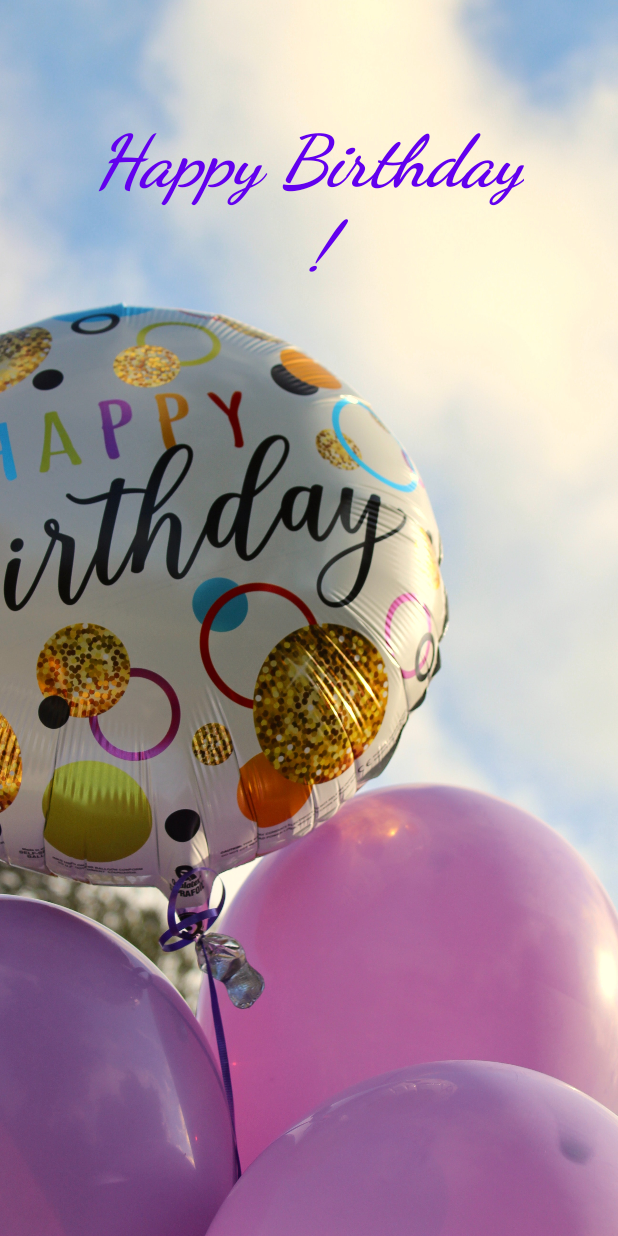
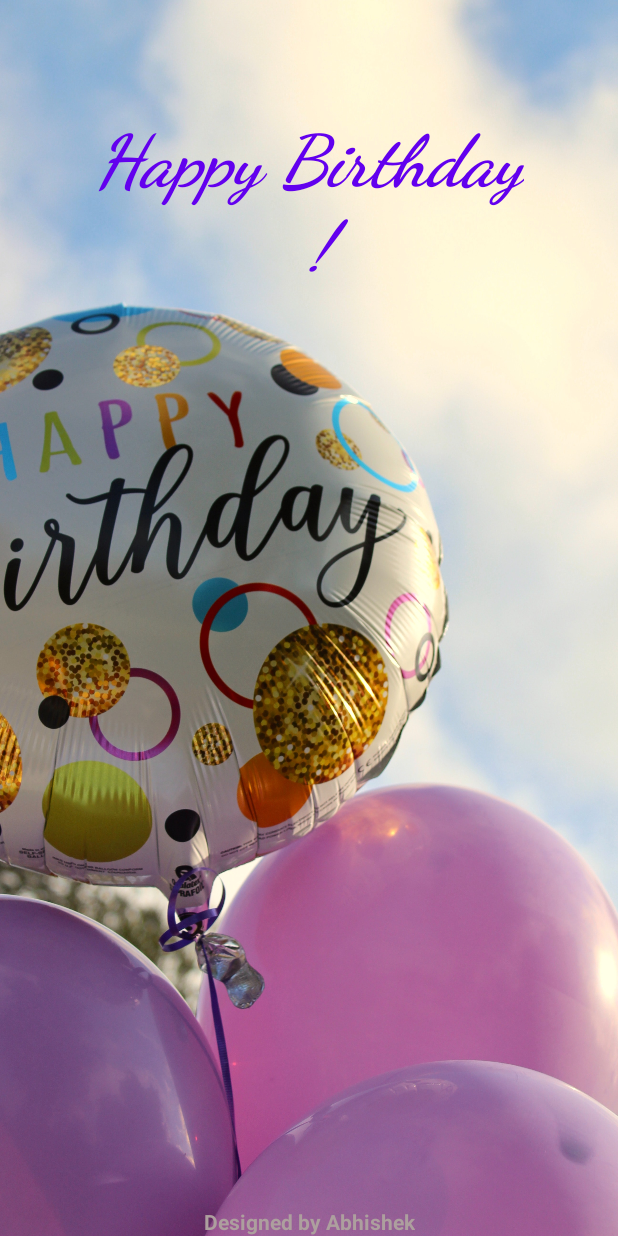
Before and after one commit to gururani-abhishek/HappyBirthdayGreeting, an Android app: the screen it shows after launch (BirthdayGreetingActivity), after a tap on "Generate Card", on a phone screen of 412 x 824 dp. Run offline under Robolectric (Android 15) with nearby library versions, the phone set to English and light mode, and no system bars.

Commit message:
added a credit message

```diff
--- a/app/src/main/res/layout/activity_birthday_greeting.xml
+++ b/app/src/main/res/layout/activity_birthday_greeting.xml
@@ -11,8 +11,19 @@
         android:layout_height="match_parent"
         android:scaleType="centerCrop"
         android:src="@drawable/background"
-        />
+        tools:layout_editor_absoluteX="-62dp"
+        tools:layout_editor_absoluteY="-243dp" />
 
+    <TextView
+        android:layout_width="wrap_content"
+        android:layout_height="wrap_content"
+        android:text="@string/designed_by_abhishek"
+        android:textStyle="bold"
+        android:textColor="@color/grey"
+        app:layout_constraintRight_toRightOf="parent"
+        app:layout_constraintBottom_toBottomOf="parent"
+        app:layout_constraintLeft_toLeftOf="parent"
+       />
     <TextView
         android:id="@+id/Wish"
         android:layout_width="wrap_content"
--- a/app/src/main/res/values/colors.xml
+++ b/app/src/main/res/values/colors.xml
@@ -7,4 +7,5 @@
     <color name="teal_700">#FF018786</color>
     <color name="black">#FF000000</color>
     <color name="white">#FFFFFFFF</color>
+    <color name="grey">#AD9F9E</color>
 </resources>
--- a/app/src/main/res/values/strings.xml
+++ b/app/src/main/res/values/strings.xml
@@ -3,4 +3,5 @@
     <string name="enter_the_name">Enter the Name</string>
     <string name="generate_card">Generate Card</string>
     <string name="abhishek">Abhishek</string>
+    <string name="designed_by_abhishek">Designed by Abhishek</string>
 </resources>
```
